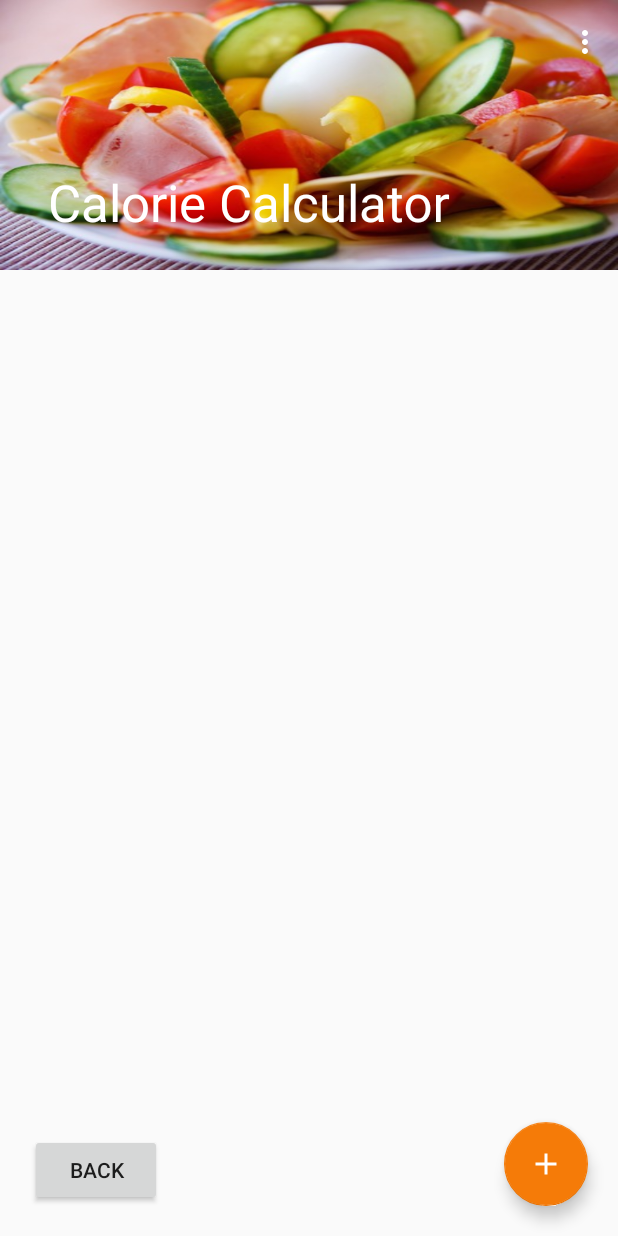
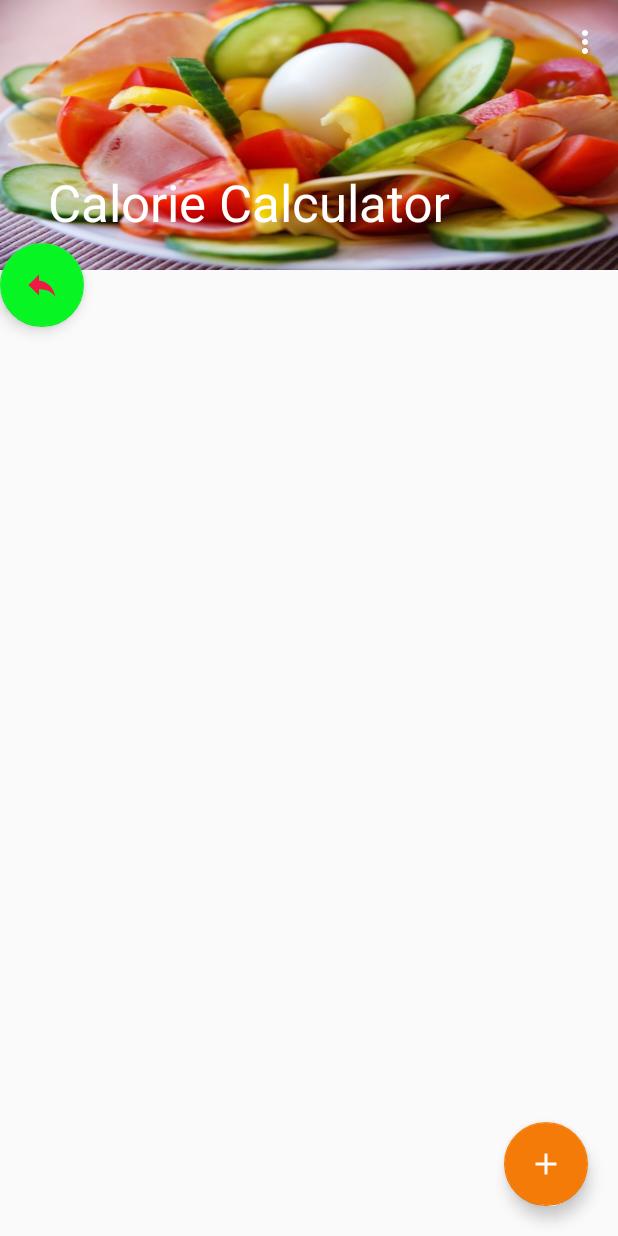
Before and after one commit to azubakov/CaloriesCalc, an Android app: the CalorieRecyclerActivity screen opened directly, with no data from a screen before it, on a phone screen of 412 x 824 dp. Run offline under Robolectric (Android 15) with nearby library versions, the phone set to English and light mode, and no system bars.

```diff
--- a/app/src/main/res/layout/activity_calorie_db.xml
+++ b/app/src/main/res/layout/activity_calorie_db.xml
@@ -67,7 +67,7 @@
         android:layout_margin="20dp"/>
 
 
-    <Button
+   <!-- <Button
         android:layout_width="wrap_content"
         android:layout_height="wrap_content"
         app:layout_anchor="@+id/calorieRecycler"
@@ -76,26 +76,27 @@
         android:layout_margin="20dp"
         android:onClick="backDrNav"
 
-        />
+        />-->
 
-    <!-- <android.support.design.widget.FloatingActionButton
+    <!--<android.support.design.widget.FloatingActionButton
       android:layout_width="wrap_content"
       android:layout_height="wrap_content"
-      android:onClick="backDrawNav"
+      android:onClick="backDrNav"
       android:id="@+id/fabB"
       app:layout_anchor="@+id/calorieRecycler"
       app:layout_anchorGravity="bottom|start"
-      android:layout_margin="20dp"-->
-
-      />
+      android:layout_margin="20dp"
+      />-->
 
 
-    <!--  <android.support.design.widget.FloatingActionButton
+     <android.support.design.widget.FloatingActionButton
         android:id="@+id/fabBack"
         android:layout_width="wrap_content"
         android:layout_height="wrap_content"
         app:backgroundTint="#08f524"
         android:src="@drawable/ic_reply_24dp"
-        android:onClick="backDrawNav" />-->
+        android:onClick="backDrNav"
+        app:layout_anchor="@+id/calorieRecycler"
+        />
 
 </android.support.design.widget.CoordinatorLayout>
```
